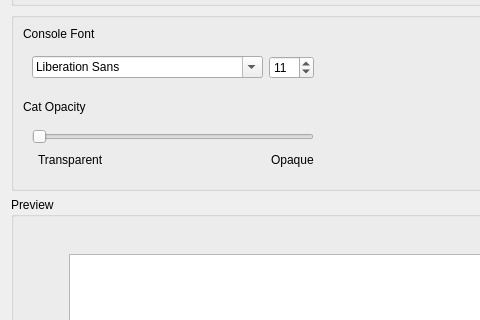
This is launcher/ui/widgets/AppearanceWidget.ui in FreesmTeam/FreesmLauncher as Qt 5 draws it before an edit; both pictures show x 0 to 480 and y 138 to 458 of the 600 by 700 pixel window. The edited form follows.
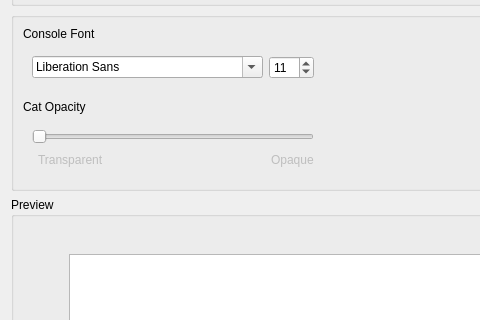
This is the edited form. Icons and pictures are not drawn.

```diff
--- a/launcher/ui/widgets/AppearanceWidget.ui
+++ b/launcher/ui/widgets/AppearanceWidget.ui
@@ -239,6 +239,9 @@
          </item>
          <item row="2" column="1">
           <widget class="QLabel" name="label_4">
+           <property name="enabled">
+            <bool>false</bool>
+           </property>
            <property name="text">
             <string>Transparent</string>
            </property>
@@ -247,7 +250,7 @@
          <item row="2" column="3">
           <widget class="QLabel" name="label_5">
            <property name="enabled">
-            <bool>true</bool>
+            <bool>false</bool>
            </property>
            <property name="text">
             <string>Opaque</string>
```
